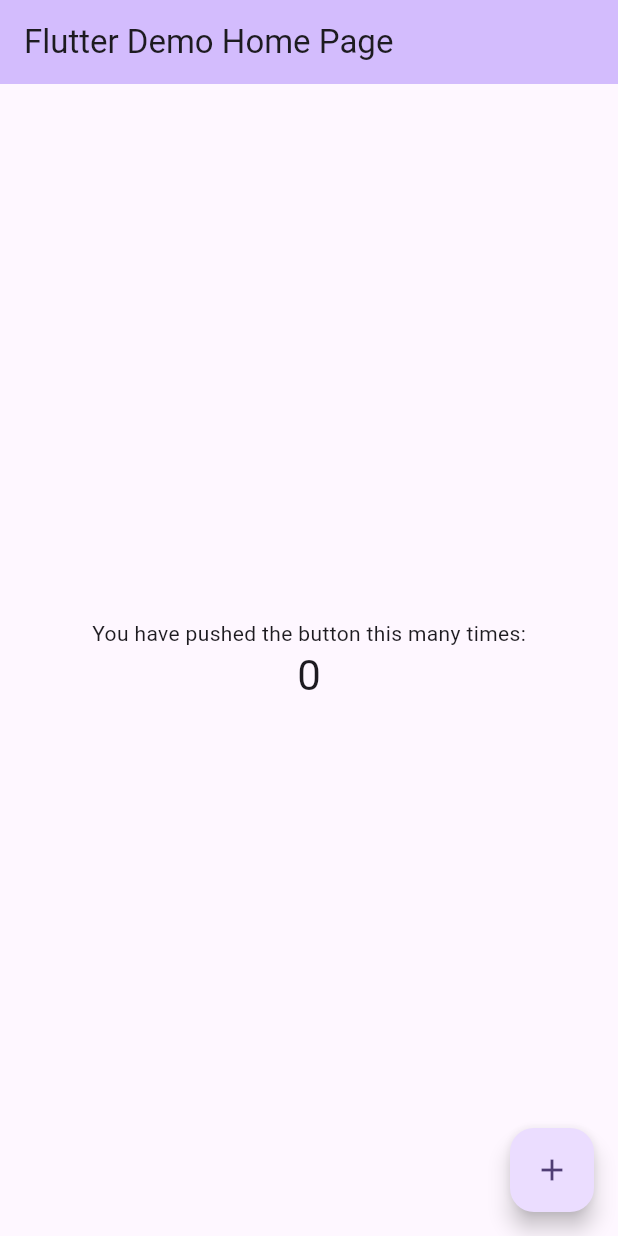
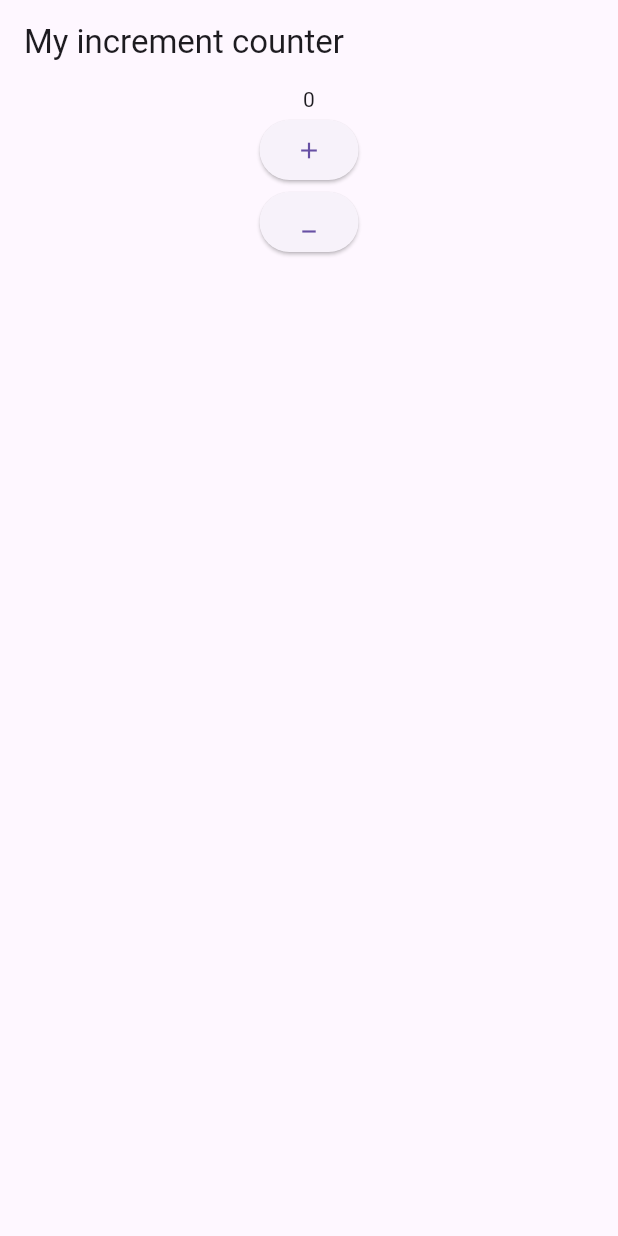
Before and after one commit to noptech85/example2, a Flutter app: the screen it shows after launch, on a phone screen of 412 x 824 dp. Run offline on Flutter 3.47's test engine with Material 3 defaults, Android fonts, the phone set to English and light mode, and no system bars.

Commit message:
Example2-2

```diff
--- a/lib/main.dart
+++ b/lib/main.dart
@@ -1,3 +1,4 @@
+import 'package:example2/screen/my_home_page.dart';
 import 'package:flutter/material.dart';
 
 void main() {
@@ -12,114 +13,7 @@ class MyApp extends StatelessWidget {
   Widget build(BuildContext context) {
     return MaterialApp(
       title: 'Flutter Demo',
-      theme: ThemeData(
-        // This is the theme of your application.
-        //
-        // TRY THIS: Try running your application with "flutter run". You'll see
-        // the application has a purple toolbar. Then, without quitting the app,
-        // try changing the seedColor in the colorScheme below to Colors.green
-        // and then invoke "hot reload" (save your changes or press the "hot
-        // reload" button in a Flutter-supported IDE, or press "r" if you used
-        // the command line to start the app).
-        //
-        // Notice that the counter didn't reset back to zero; the application
-        // state is not lost during the reload. To reset the state, use hot
-        // restart instead.
-        //
-        // This works for code too, not just values: Most code changes can be
-        // tested with just a hot reload.
-        colorScheme: ColorScheme.fromSeed(seedColor: Colors.deepPurple),
-        useMaterial3: true,
-      ),
-      home: const MyHomePage(title: 'Flutter Demo Home Page'),
+      home: MyHomePage(),
     );
   }
 }
-
-class MyHomePage extends StatefulWidget {
-  const MyHomePage({super.key, required this.title});
-
-  // This widget is the home page of your application. It is stateful, meaning
-  // that it has a State object (defined below) that contains fields that affect
-  // how it looks.
-
-  // This class is the configuration for the state. It holds the values (in this
-  // case the title) provided by the parent (in this case the App widget) and
-  // used by the build method of the State. Fields in a Widget subclass are
-  // always marked "final".
-
-  final String title;
-
-  @override
-  State<MyHomePage> createState() => _MyHomePageState();
-}
-
-class _MyHomePageState extends State<MyHomePage> {
-  int _counter = 0;
-
-  void _incrementCounter() {
-    setState(() {
-      // This call to setState tells the Flutter framework that something has
-      // changed in this State, which causes it to rerun the build method below
-      // so that the display can reflect the updated values. If we changed
-      // _counter without calling setState(), then the build method would not be
-      // called again, and so nothing would appear to happen.
-      _counter++;
-    });
-  }
-
-  @override
-  Widget build(BuildContext context) {
-    // This method is rerun every time setState is called, for instance as done
-    // by the _incrementCounter method above.
-    //
-    // The Flutter framework has been optimized to make rerunning build methods
-    // fast, so that you can just rebuild anything that needs updating rather
-    // than having to individually change instances of widgets.
-    return Scaffold(
-      appBar: AppBar(
-        // TRY THIS: Try changing the color here to a specific color (to
-        // Colors.amber, perhaps?) and trigger a hot reload to see the AppBar
-        // change color while the other colors stay the same.
-        backgroundColor: Theme.of(context).colorScheme.inversePrimary,
-        // Here we take the value from the MyHomePage object that was created by
-        // the App.build method, and use it to set our appbar title.
-        title: Text(widget.title),
-      ),
-      body: Center(
-        // Center is a layout widget. It takes a single child and positions it
-        // in the middle of the parent.
-        child: Column(
-          // Column is also a layout widget. It takes a list of children and
-          // arranges them vertically. By default, it sizes itself to fit its
-          // children horizontally, and tries to be as tall as its parent.
-          //
-          // Column has various properties to control how it sizes itself and
-          // how it positions its children. Here we use mainAxisAlignment to
-          // center the children vertically; the main axis here is the vertical
-          // axis because Columns are vertical (the cross axis would be
-          // horizontal).
-          //
-          // TRY THIS: Invoke "debug painting" (choose the "Toggle Debug Paint"
-          // action in the IDE, or press "p" in the console), to see the
-          // wireframe for each widget.
-          mainAxisAlignment: MainAxisAlignment.center,
-          children: <Widget>[
-            const Text(
-              'You have pushed the button this many times:',
-            ),
-            Text(
-              '$_counter',
-              style: Theme.of(context).textTheme.headlineMedium,
-            ),
-          ],
-        ),
-      ),
-      floatingActionButton: FloatingActionButton(
-        onPressed: _incrementCounter,
-        tooltip: 'Increment',
-        child: const Icon(Icons.add),
-      ), // This trailing comma makes auto-formatting nicer for build methods.
-    );
-  }
-}
--- /dev/null
+++ b/lib/screen/my_home_page.dart
@@ -0,0 +1,44 @@
+
+import 'package:flutter/material.dart';
+
+class MyHomePage extends StatefulWidget {
+  const MyHomePage({super.key});
+
+  @override
+  State<MyHomePage> createState() => _MyHomePageStateState();
+}
+
+class _MyHomePageStateState extends State<MyHomePage> {
+  int _counter =0;
+
+  void _incrementCounter() {
+    setState(() {
+      _counter++;
+    });
+  }
+
+  void _incrementMinus() {
+    setState(() {
+   //   $val = $val * -1;
+      _counter--;
+    });
+  }
+
+  @override
+Widget build(BuildContext context) {
+    return Scaffold(
+      appBar: AppBar(
+      title: const Text("My increment counter"),
+      ),
+      body: Center(
+        child: Column(
+          children: [
+            Text("$_counter"),
+            ElevatedButton(onPressed: _incrementCounter, child: Icon(Icons.add)),
+            ElevatedButton(onPressed: _incrementMinus, child: Icon(Icons.minimize)),
+          ],
+        ),
+      ),
+    );
+  }
+}
```
